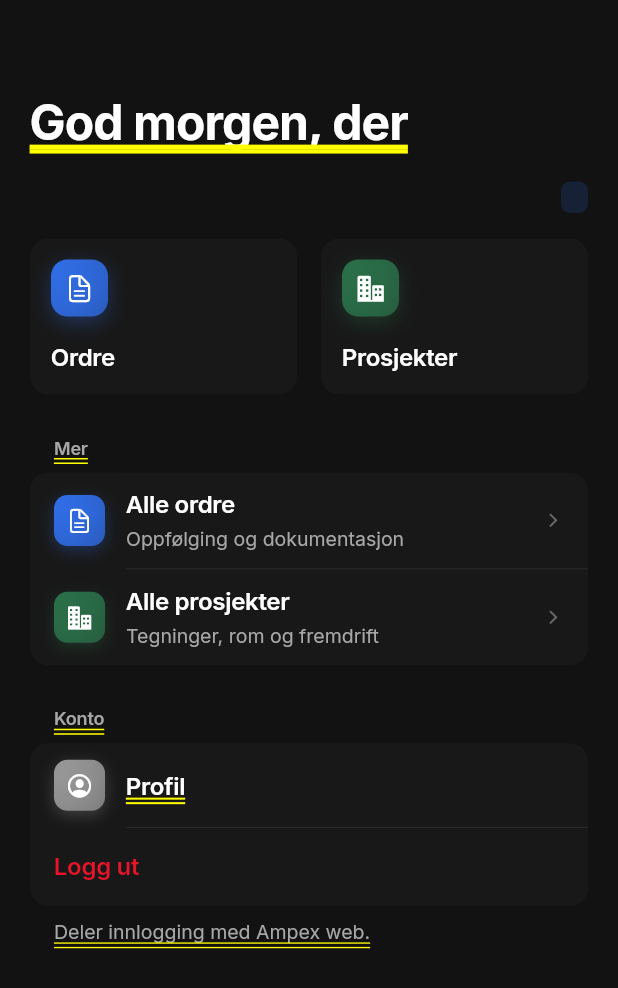
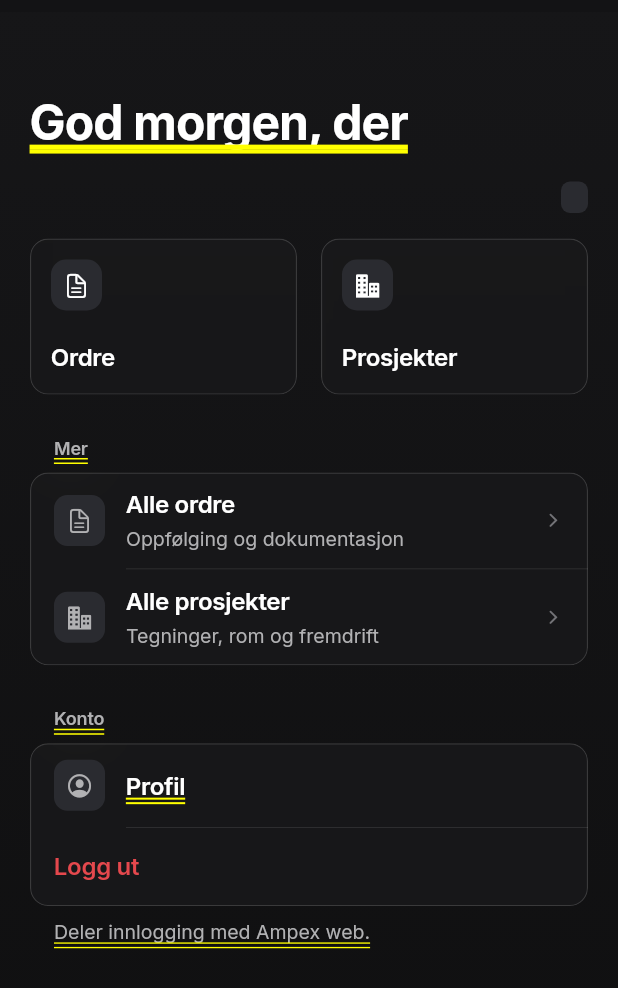
Before and after one commit to stocktormod-design/ampex-xlr8, a Flutter app: the _HomeContent screen opened directly with empty values, after a tap on "Ordre", on a phone screen of 412 x 824 dp. Shown: the top 988 px of the screen. Run offline on Flutter 3.47's test engine with Material 3 defaults, Android fonts, the phone set to English and light mode, and no system bars; our stand-ins replace connectivity_plus, drift, drift_flutter, flutter_dotenv, flutter_riverpod, go_router and 2 more; accounts and stored records are empty; generated files the repository leaves out were written again.

Commit message:
design: remove wonky styling and apply minimal spotify polish
Co-authored-by: Cursor <cursoragent@cursor.com>

```diff
--- a/lib/core/theme/app_colors.dart
+++ b/lib/core/theme/app_colors.dart
@@ -2,63 +2,59 @@ import 'package:flutter/cupertino.dart';
 
 /// Ampex design tokens – farger (én sannhet for iOS, Android og web).
 ///
-/// Retning: Spotify Dark Mode. Ekte premium og seamless.
-/// – Kullsvart bakgrunn for dybde (`#000000` eller `#121212`).
-/// – Rene, svake overflater uten unødvendige kanter og farge-blobs.
-/// – Én tydelig accent-farge (Spotify-grønn/Ampex-blå), alt annet er nøytralt.
+/// Retning: Spotify Dark Mode, minimal og monokrom.
 abstract final class AppColors {
   // ── Bakgrunn (Dyp mørk) ─────────────────────────────────────────────────────
-  /// Hovedbakgrunn (Helt svart for OLED-skjermer gir ekstrem dybde)
-  static const background = Color(0xFF121212); // Spotify hovedbakgrunn
+  static const background = Color(0xFF0F0F10);
 
-  /// Overflate nivå 1 (Kort, grouped sections)
-  static const surface = Color(0xFF181818); // Spotify overflate
+  /// Overflate nivå 1 (kort, grouped sections)
+  static const surface = Color(0xFF18181A);
 
-  /// Overflate nivå 2 (Tab bar, nav bar, quick tiles)
-  static const surfaceElevated = Color(0xFF282828); // Enda litt lysere
+  /// Overflate nivå 2 (tab bar, nav bar, quick tiles)
+  static const surfaceElevated = Color(0xFF202124);
 
-  /// Overflate nivå 3 (Søkefelt, myke knapper)
-  static const surfaceHighlight = Color(0xFF333333);
+  /// Overflate nivå 3 (felt)
+  static const surfaceHighlight = Color(0xFF2A2B30);
 
   // ── Tekst (Høy kontrast) ───────────────────────────────────────────────────
   static const label = Color(0xFFFFFFFF);
-  static const labelSecondary = Color(0xFFA7A7A7); // Spotify grå
-  static const labelTertiary = Color(0xFF727272);
-  static const labelPlaceholder = Color(0xFF535353);
+  static const labelSecondary = Color(0xFFB1B1B3);
+  static const labelTertiary = Color(0xFF7D7D81);
+  static const labelPlaceholder = Color(0xFF5D5D61);
 
   // ── Accent (Én tydelig handling) ────────────────────────────────────────────
-  /// Vi bruker en premium "elektrisk blå" som føles ren i dark mode.
-  static const accent = Color(0xFF3377FF);
-  static const accentSoft = Color(0x263377FF);
+  /// Eneste accent: Spotify-grønn.
+  static const accent = Color(0xFF1DB954);
+  static const accentSoft = Color(0x261DB954);
 
   static const LinearGradient accentGradient = LinearGradient(
     begin: Alignment.topLeft,
     end: Alignment.bottomRight,
-    colors: [Color(0xFF4D8CFF), accent],
+    colors: [Color(0xFF34D66B), accent],
   );
 
   // ── Semantiske ─────────────────────────────────────────────────────────────
-  static const destructive = Color(0xFFE91429); // Skarpere rød
-  static const success = Color(0xFF1ED760); // Spotify-grønn
+  static const destructive = Color(0xFFE5484D);
+  static const success = Color(0xFF1DB954);
   static const warning = Color(0xFFFFA42B);
 
   // ── Skillelinjer (Svært subtile i dark mode) ───────────────────────────────
-  static const separator = Color(0x1AFFFFFF); // Veldig svak hvit
+  static const separator = Color(0x20FFFFFF);
   static const separatorOpaque = Color(0xFF2A2A2A);
 
   // ── Interaktive states ────────────────────────────────────────────────────
   static const pressed = Color(0x1AFFFFFF);
-  static const selected = Color(0x1A3377FF);
+  static const selected = Color(0x1A1DB954);
 
   // ── Glassflater (Tilpasset mørk modus) ──────────────────────────────────────
-  static const glassSurface = Color(0xFF181818); // Fast overflate i dark mode (ikke frostet for bedre ytelse og Spotify-look)
-  static const glassBar = Color(0xF2121212); // Kraftig frostet Spotify-bar
-  static const glassBorder = Color(0x1AFFFFFF); // Veldig svak hvit kant
+  static const glassSurface = Color(0xD918181A);
+  static const glassBar = Color(0xE60F0F10);
+  static const glassBorder = Color(0x26FFFFFF);
 
-  // ── Bakteppe-gradient (helper for hero/login skjermer) ─────────────────────────
+  // ── Bakteppe (diskret, nesten flat) ────────────────────────────────────────
   static const LinearGradient backdropGradient = LinearGradient(
     begin: Alignment.topCenter,
     end: Alignment.bottomCenter,
-    colors: [Color(0xFF282828), Color(0xFF121212)],
+    colors: [Color(0xFF161618), Color(0xFF0F0F10)],
   );
 }
--- a/lib/core/widgets/ampex_glass.dart
+++ b/lib/core/widgets/ampex_glass.dart
@@ -16,7 +16,7 @@ class AmpexBackdrop extends StatelessWidget {
   @override
   Widget build(BuildContext context) {
     return DecoratedBox(
-      decoration: const BoxDecoration(color: AppColors.background), // Helt clean svart
+      decoration: const BoxDecoration(gradient: AppColors.backdropGradient),
       child: child,
     );
   }
@@ -29,9 +29,9 @@ class AmpexGlass extends StatelessWidget {
     required this.child,
     this.borderRadius = AppRadius.sectionBorder,
     this.color = AppColors.glassSurface,
-    this.blur = 30, // Høyere blur i dark mode
-    this.border = false, // Drop borders for et renere uttrykk
-    this.shadow = false, // Drop skygger i mørkt tema (gir ikke mening på svart bakgrunn)
+    this.blur = 14,
+    this.border = true,
+    this.shadow = false,
     this.clip = true,
   });
 
@@ -50,7 +50,7 @@ class AmpexGlass extends StatelessWidget {
         color: color,
         borderRadius: borderRadius,
         border: border
-            ? Border.all(color: AppColors.glassBorder, width: 0.5)
+            ? Border.all(color: AppColors.glassBorder, width: 0.75)
             : null,
       ),
       child: child,
--- a/lib/core/widgets/ampex_list_row.dart
+++ b/lib/core/widgets/ampex_list_row.dart
@@ -126,24 +126,10 @@ class _SoftIcon extends StatelessWidget {
       height: 34,
       alignment: Alignment.center,
       decoration: BoxDecoration(
-        gradient: LinearGradient(
-          begin: Alignment.topLeft,
-          end: Alignment.bottomRight,
-          colors: [
-            color.withValues(alpha: 0.9),
-            color.withValues(alpha: 0.65),
-          ],
-        ),
+        color: AppColors.surfaceHighlight,
         borderRadius: BorderRadius.circular(9),
-        boxShadow: [
-          BoxShadow(
-            color: color.withValues(alpha: 0.28),
-            blurRadius: 8,
-            offset: const Offset(0, 3),
-          ),
-        ],
       ),
-      child: Icon(icon, size: 18, color: Colors.white),
+      child: Icon(icon, size: 18, color: color),
     );
   }
 }
--- a/lib/core/widgets/ampex_primary_button.dart
+++ b/lib/core/widgets/ampex_primary_button.dart
@@ -37,15 +37,8 @@ class AmpexPrimaryButton extends StatelessWidget {
           child: Ink(
             height: AppSpacing.minTouch + 8,
             decoration: BoxDecoration(
-              gradient: AppColors.accentGradient,
+              color: AppColors.accent,
               borderRadius: AppRadius.buttonBorder,
-              boxShadow: [
-                BoxShadow(
-                  color: AppColors.accent.withValues(alpha: 0.32),
-                  blurRadius: 16,
-                  offset: const Offset(0, 6),
-                ),
-              ],
             ),
             child: Center(
               child: AnimatedSwitcher(
--- a/lib/core/widgets/ampex_quick_tile.dart
+++ b/lib/core/widgets/ampex_quick_tile.dart
@@ -22,6 +22,7 @@ class AmpexQuickTile extends StatelessWidget {
 
   @override
   Widget build(BuildContext context) {
+    final iconColor = color;
     return AmpexGlass(
       child: Material(
         color: Colors.transparent,
@@ -39,28 +40,14 @@ class AmpexQuickTile extends StatelessWidget {
                 mainAxisAlignment: MainAxisAlignment.spaceBetween,
                 children: [
                   Container(
-                    width: 38,
-                    height: 38,
+                    width: 34,
+                    height: 34,
                     alignment: Alignment.center,
                     decoration: BoxDecoration(
-                      gradient: LinearGradient(
-                        begin: Alignment.topLeft,
-                        end: Alignment.bottomRight,
-                        colors: [
-                          color.withValues(alpha: 0.9),
-                          color.withValues(alpha: 0.65),
-                        ],
-                      ),
-                      borderRadius: BorderRadius.circular(11),
-                      boxShadow: [
-                        BoxShadow(
-                          color: color.withValues(alpha: 0.3),
-                          blurRadius: 10,
-                          offset: const Offset(0, 4),
-                        ),
-                      ],
+                      color: AppColors.surfaceHighlight,
+                      borderRadius: BorderRadius.circular(10),
                     ),
-                    child: Icon(icon, size: 20, color: Colors.white),
+                    child: Icon(icon, size: 18, color: iconColor),
                   ),
                   Text(label, style: AppTypography.headline),
                 ],
--- a/lib/features/shell/presentation/app_tab_shell.dart
+++ b/lib/features/shell/presentation/app_tab_shell.dart
@@ -26,8 +26,8 @@ class AppTabShell extends StatelessWidget {
       label: 'Ordre',
     ),
     _TabItem(
-      icon: CupertinoIcons.square_stack_3d_up,
-      activeIcon: CupertinoIcons.square_stack_3d_up_fill,
+      icon: CupertinoIcons.layers_alt,
+      activeIcon: CupertinoIcons.layers_alt_fill,
       label: 'Prosjekter',
     ),
   ];
@@ -67,7 +67,7 @@ class _GlassTabBar extends StatelessWidget {
 
     return ClipRect(
       child: BackdropFilter(
-        filter: ImageFilter.blur(sigmaX: 28, sigmaY: 28),
+        filter: ImageFilter.blur(sigmaX: 16, sigmaY: 16),
         child: DecoratedBox(
           decoration: BoxDecoration(
             color: AppColors.glassBar,
@@ -120,12 +120,12 @@ class _TabTile extends StatelessWidget {
         mainAxisAlignment: MainAxisAlignment.center,
         children: [
           AnimatedScale(
-            scale: active ? 1.0 : 0.92,
-            duration: const Duration(milliseconds: 180),
+            scale: active ? 1.0 : 0.96,
+            duration: const Duration(milliseconds: 140),
             curve: Curves.easeOut,
             child: Icon(
               active ? item.activeIcon : item.icon,
-              size: 23,
+              size: 22,
               color: color,
             ),
           ),
--- a/lib/features/shell/presentation/home_screen.dart
+++ b/lib/features/shell/presentation/home_screen.dart
@@ -117,7 +117,7 @@ class _HomeContent extends ConsumerWidget {
                   child: AmpexQuickTile(
                     icon: CupertinoIcons.doc_text,
                     label: 'Ordre',
-                    color: AppColors.accent,
+                    color: AppColors.label,
                     onTap: () => context.go(Routes.orders),
                   ),
                 ),
@@ -126,7 +126,7 @@ class _HomeContent extends ConsumerWidget {
                   child: AmpexQuickTile(
                     icon: CupertinoIcons.building_2_fill,
                     label: 'Prosjekter',
-                    color: const Color(0xFF2D7A4F),
+                    color: AppColors.label,
                     onTap: () => context.go(Routes.projects),
                   ),
                 ),
@@ -141,14 +141,14 @@ class _HomeContent extends ConsumerWidget {
             children: [
               AmpexListRow(
                 leading: CupertinoIcons.doc_text,
-                leadingColor: AppColors.accent,
+                leadingColor: AppColors.labelSecondary,
                 title: 'Alle ordre',
                 subtitle: 'Oppfølging og dokumentasjon',
                 onTap: () => context.go(Routes.orders),
               ),
               AmpexListRow(
                 leading: CupertinoIcons.building_2_fill,
-                leadingColor: const Color(0xFF2D7A4F),
+                leadingColor: AppColors.labelSecondary,
                 title: 'Alle prosjekter',
                 subtitle: 'Tegninger, rom og fremdrift',
                 onTap: () => context.go(Routes.projects),
@@ -203,13 +203,13 @@ class _RoleBadge extends StatelessWidget {
     return Container(
       padding: const EdgeInsets.symmetric(horizontal: 9, vertical: 3),
       decoration: BoxDecoration(
-        color: AppColors.accentSoft,
+        color: AppColors.surfaceHighlight,
         borderRadius: BorderRadius.circular(AppSpacing.xs + 2),
       ),
       child: Text(
         label,
         style: AppTypography.caption.copyWith(
-          color: AppColors.accent,
+          color: AppColors.labelSecondary,
           fontWeight: FontWeight.w600,
         ),
       ),
```
